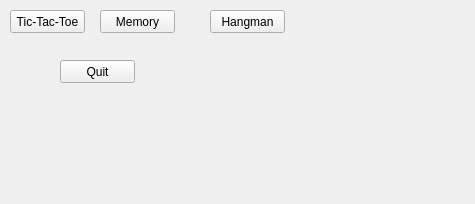
Old version of the form GamesApp/GamePicker.ui in the repository NoahMcKearney/Software-Team-Project.
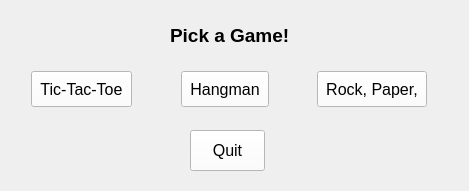
New version of the form.

What changed in the file:
```diff
--- a/GamesApp/GamePicker.ui
+++ b/GamesApp/GamePicker.ui
@@ -6,8 +6,8 @@
    <rect>
     <x>0</x>
     <y>0</y>
-    <width>475</width>
-    <height>204</height>
+    <width>469</width>
+    <height>191</height>
    </rect>
   </property>
   <property name="windowTitle">
@@ -26,58 +26,147 @@
     <string/>
    </property>
   </widget>
-  <widget class="QPushButton" name="ticTacToeButton">
-   <property name="geometry">
-    <rect>
-     <x>10</x>
-     <y>10</y>
-     <width>75</width>
-     <height>23</height>
-    </rect>
-   </property>
-   <property name="text">
-    <string>Tic-Tac-Toe</string>
-   </property>
-  </widget>
-  <widget class="QPushButton" name="memoryButton">
-   <property name="geometry">
-    <rect>
-     <x>100</x>
-     <y>10</y>
-     <width>75</width>
-     <height>23</height>
-    </rect>
-   </property>
-   <property name="text">
-    <string>Memory</string>
-   </property>
-  </widget>
   <widget class="QPushButton" name="quitButton">
    <property name="geometry">
     <rect>
-     <x>60</x>
-     <y>60</y>
+     <x>190</x>
+     <y>130</y>
      <width>75</width>
-     <height>23</height>
+     <height>41</height>
     </rect>
    </property>
+   <property name="font">
+    <font>
+     <family>Tahoma</family>
+     <pointsize>12</pointsize>
+    </font>
+   </property>
+   <property name="styleSheet">
+    <string notr="true">QPushButton {
+	background-color: #ffffff;
+	padding: 8px;
+}</string>
+   </property>
    <property name="text">
     <string>Quit</string>
    </property>
   </widget>
-  <widget class="QPushButton" name="hangmanButton">
+  <widget class="QLabel" name="label">
    <property name="geometry">
     <rect>
-     <x>210</x>
-     <y>10</y>
-     <width>75</width>
-     <height>23</height>
+     <x>170</x>
+     <y>20</y>
+     <width>131</width>
+     <height>31</height>
     </rect>
    </property>
+   <property name="font">
+    <font>
+     <pointsize>14</pointsize>
+     <weight>75</weight>
+     <bold>true</bold>
+    </font>
+   </property>
    <property name="text">
-    <string>Hangman</string>
+    <string>Pick a Game!</string>
    </property>
   </widget>
+  <widget class="QWidget" name="">
+   <property name="geometry">
+    <rect>
+     <x>20</x>
+     <y>60</y>
+     <width>418</width>
+     <height>58</height>
+    </rect>
+   </property>
+   <layout class="QHBoxLayout" name="horizontalLayout">
+    <item>
+     <widget class="QPushButton" name="ticTacToeButton">
+      <property name="font">
+       <font>
+        <family>Tahoma</family>
+        <pointsize>12</pointsize>
+       </font>
+      </property>
+      <property name="styleSheet">
+       <string notr="true">QPushButton {
+	background-color: #ffffff;
+	padding: 8px;
+}</string>
+      </property>
+      <property name="text">
+       <string>Tic-Tac-Toe</string>
+      </property>
+     </widget>
+    </item>
+    <item>
+     <spacer name="horizontalSpacer_2">
+      <property name="orientation">
+       <enum>Qt::Horizontal</enum>
+      </property>
+      <property name="sizeHint" stdset="0">
+       <size>
+        <width>40</width>
+        <height>20</height>
+       </size>
+      </property>
+     </spacer>
+    </item>
+    <item>
+     <widget class="QPushButton" name="hangmanButton">
+      <property name="font">
+       <font>
+        <family>Tahoma</family>
+        <pointsize>12</pointsize>
+       </font>
+      </property>
+      <property name="styleSheet">
+       <string notr="true">QPushButton {
+	background-color: #ffffff;
+	padding: 8px;
+}</string>
+      </property>
+      <property name="text">
+       <string>Hangman</string>
+      </property>
+     </widget>
+    </item>
+    <item>
+     <spacer name="horizontalSpacer_3">
+      <property name="orientation">
+       <enum>Qt::Horizontal</enum>
+      </property>
+      <property name="sizeHint" stdset="0">
+       <size>
+        <width>40</width>
+        <height>20</height>
+       </size>
+      </property>
+     </spacer>
+    </item>
+    <item>
+     <widget class="QPushButton" name="memoryButton">
+      <property name="font">
+       <font>
+        <family>Tahoma</family>
+        <pointsize>12</pointsize>
+       </font>
+      </property>
+      <property name="styleSheet">
+       <string notr="true">QPushButton {
+	background-color: #ffffff;
+	padding: 8px;
+}</string>
+      </property>
+      <property name="text">
+       <string>Rock, Paper, 
+Scissors</string>
+      </property>
+     </widget>
+    </item>
+   </layout>
+  </widget>
  </widget>
  <layoutdefault spacing="6" margin="11"/>
  <resources>
```
